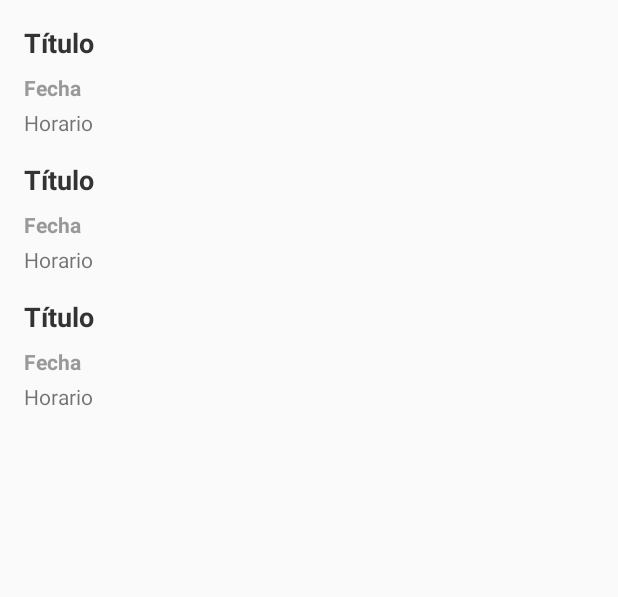
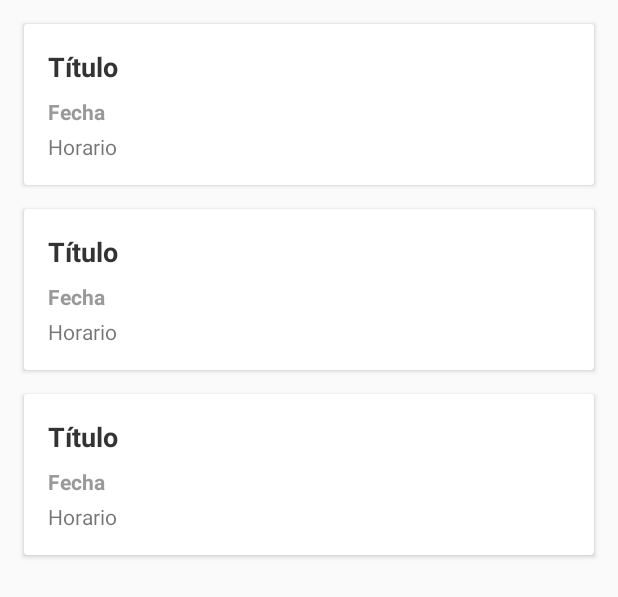
Before and after one commit to moictab/Culturalba, an Android app: the layout fragment_main.xml on its own in the app's theme, with its tools: preview values and no code run, on a phone screen of 412 x 824 dp. Shown: the top 597 px of the screen. Run offline under Robolectric (Android 15) with nearby library versions, the phone set to English and light mode, and no system bars; network calls fail.

Commit message:
Refactored classes, modified elements
Classes names has been refactored and the elements are now showed in card views.

```diff
--- a/app/src/main/java/com/moictab/culturalba/activities/BlockFragment.java
+++ b/app/src/main/java/com/moictab/culturalba/activities/BlockFragment.java
@@ -52,7 +52,6 @@ public class BlockFragment extends Fragment {
 
         recyclerView = rootView.findViewById(R.id.evento_list);
         setupRecyclerView((RecyclerView) recyclerView);
-        setupItemDecorator((RecyclerView) recyclerView);
 
         return rootView;
     }
@@ -76,7 +75,7 @@ public class BlockFragment extends Fragment {
 
         @Override
         public ViewHolder onCreateViewHolder(ViewGroup parent, int viewType) {
-            View view = LayoutInflater.from(parent.getContext()).inflate(R.layout.evento_list_content, parent, false);
+            View view = LayoutInflater.from(parent.getContext()).inflate(R.layout.event_list_content, parent, false);
             return new ViewHolder(view);
         }
 
--- a/app/src/main/java/com/moictab/culturalba/activities/EventoActivity.java
+++ b/app/src/main/java/com/moictab/culturalba/activities/EventoActivity.java
@@ -57,7 +57,7 @@ public class EventoActivity extends AppCompatActivity {
     @Override
     protected void onCreate(Bundle savedInstanceState) {
         super.onCreate(savedInstanceState);
-        setContentView(R.layout.activity_evento);
+        setContentView(R.layout.activity_event);
 
         url = getIntent().getExtras().getString("url");
         dateFromBlock = getIntent().getExtras().getString("fecha");
--- a/app/src/main/java/com/moictab/culturalba/activities/InicioDialog.java
+++ b/app/src/main/java/com/moictab/culturalba/activities/InicioDialog.java
@@ -16,7 +16,7 @@ public class InicioDialog extends DialogFragment {
     public Dialog onCreateDialog(Bundle savedInstanceState) {
 
         AlertDialog.Builder builder = new AlertDialog.Builder(getActivity());
-        View rootView = getActivity().getLayoutInflater().inflate(R.layout.dialog_inicio, null);
+        View rootView = getActivity().getLayoutInflater().inflate(R.layout.dialog_start, null);
         builder.setView(rootView)
                 .setPositiveButton("Aceptar", null);
 
--- /dev/null
+++ b/app/src/main/res/layout/event_list_content.xml
@@ -0,0 +1,56 @@
+<?xml version="1.0" encoding="utf-8"?>
+
+<android.support.v7.widget.CardView xmlns:android="http://schemas.android.com/apk/res/android"
+    android:layout_width="match_parent"
+    android:layout_height="wrap_content"
+    android:layout_marginBottom="8dp"
+    android:layout_marginLeft="16dp"
+    android:layout_marginRight="16dp"
+    android:layout_marginTop="8dp">
+
+    <LinearLayout
+        android:layout_width="match_parent"
+        android:layout_height="wrap_content"
+        android:layout_margin="16dp"
+        android:gravity="center_vertical"
+        android:orientation="vertical">
+
+        <TextView
+            android:id="@+id/textview_title"
+            android:layout_width="match_parent"
+            android:layout_height="wrap_content"
+            android:layout_marginBottom="4dp"
+            android:ellipsize="end"
+            android:maxLines="1"
+            android:singleLine="true"
+            android:text="Título"
+            android:textColor="#333"
+            android:textSize="18sp"
+            android:textStyle="bold" />
+
+        <TextView
+            android:id="@+id/textview_fecha"
+            android:layout_width="match_parent"
+            android:layout_height="wrap_content"
+            android:layout_marginTop="4dp"
+            android:ellipsize="end"
+            android:maxLines="1"
+            android:singleLine="true"
+            android:text="Fecha"
+            android:textColor="@color/dark_gray"
+            android:textSize="14sp"
+            android:textStyle="bold" />
+
+        <TextView
+            android:id="@+id/textview_horario"
+            android:layout_width="match_parent"
+            android:layout_height="wrap_content"
+            android:layout_marginTop="4dp"
+            android:ellipsize="end"
+            android:gravity="center_vertical"
+            android:maxLines="1"
+            android:singleLine="true"
+            android:text="Horario"
+            android:textSize="14sp" />
+    </LinearLayout>
+</android.support.v7.widget.CardView>
--- a/app/src/main/res/layout/evento_list_content.xml
+++ /dev/null
@@ -1,50 +0,0 @@
-<?xml version="1.0" encoding="utf-8"?>
-
-<LinearLayout xmlns:android="http://schemas.android.com/apk/res/android"
-    android:layout_width="match_parent"
-    android:layout_height="wrap_content"
-    android:gravity="center_vertical"
-    android:orientation="vertical"
-    android:paddingBottom="8dp"
-    android:paddingLeft="16dp"
-    android:paddingRight="16dp"
-    android:paddingTop="8dp">
-
-    <TextView
-        android:id="@+id/textview_title"
-        android:layout_width="match_parent"
-        android:layout_height="wrap_content"
-        android:layout_marginBottom="4dp"
-        android:ellipsize="end"
-        android:maxLines="1"
-        android:singleLine="true"
-        android:text="Título"
-        android:textColor="#333"
-        android:textSize="18sp"
-        android:textStyle="bold" />
-
-    <TextView
-        android:id="@+id/textview_fecha"
-        android:layout_width="match_parent"
-        android:layout_height="wrap_content"
-        android:layout_marginTop="4dp"
-        android:ellipsize="end"
-        android:maxLines="1"
-        android:singleLine="true"
-        android:text="Fecha"
-        android:textColor="@color/dark_gray"
-        android:textSize="14sp"
-        android:textStyle="bold" />
-
-    <TextView
-        android:id="@+id/textview_horario"
-        android:layout_width="match_parent"
-        android:layout_height="wrap_content"
-        android:layout_marginTop="4dp"
-        android:ellipsize="end"
-        android:gravity="center_vertical"
-        android:maxLines="1"
-        android:singleLine="true"
-        android:text="Horario"
-        android:textSize="14sp" />
-</LinearLayout>
--- a/app/src/main/res/layout/fragment_main.xml
+++ b/app/src/main/res/layout/fragment_main.xml
@@ -11,4 +11,4 @@
     android:paddingTop="8dp"
     app:layoutManager="LinearLayoutManager"
     tools:context="com.moictab.culturalba.activities.MainActivity"
-    tools:listitem="@layout/evento_list_content" />
+    tools:listitem="@layout/event_list_content" />
```
Also changed, not shown: app/build.gradle (+6 -2 lines), build.gradle (+9 -1 lines), app/src/main/res/layout/activity_event.xml (renamed from app/src/main/res/layout/activity_evento.xml), app/src/main/res/layout/dialog_start.xml (renamed from app/src/main/res/layout/dialog_inicio.xml).
